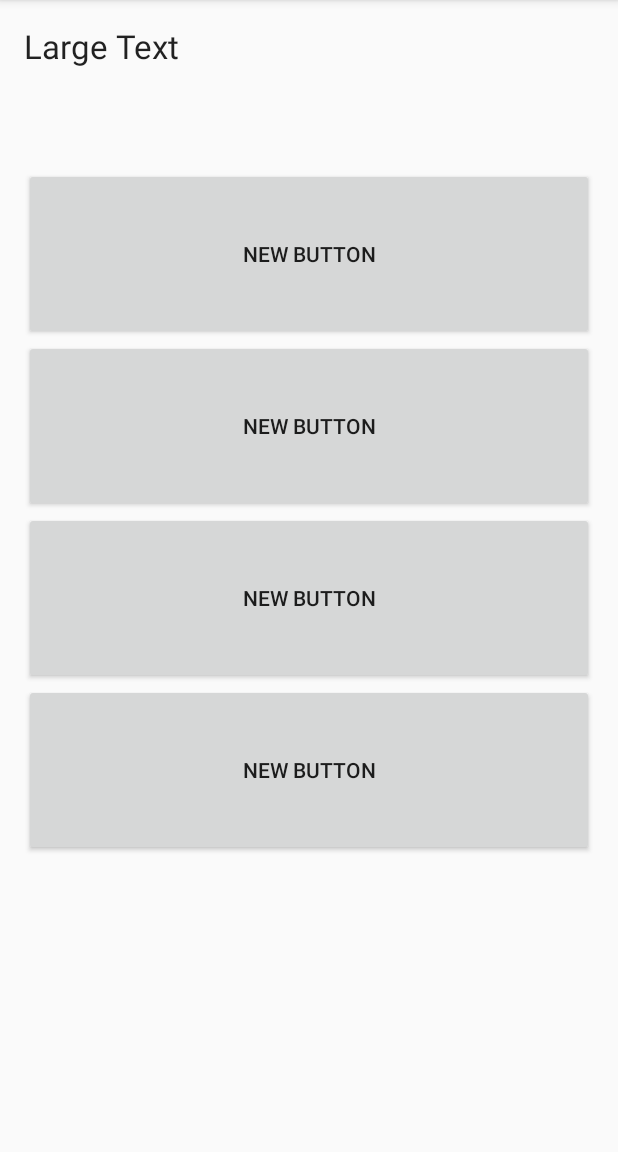
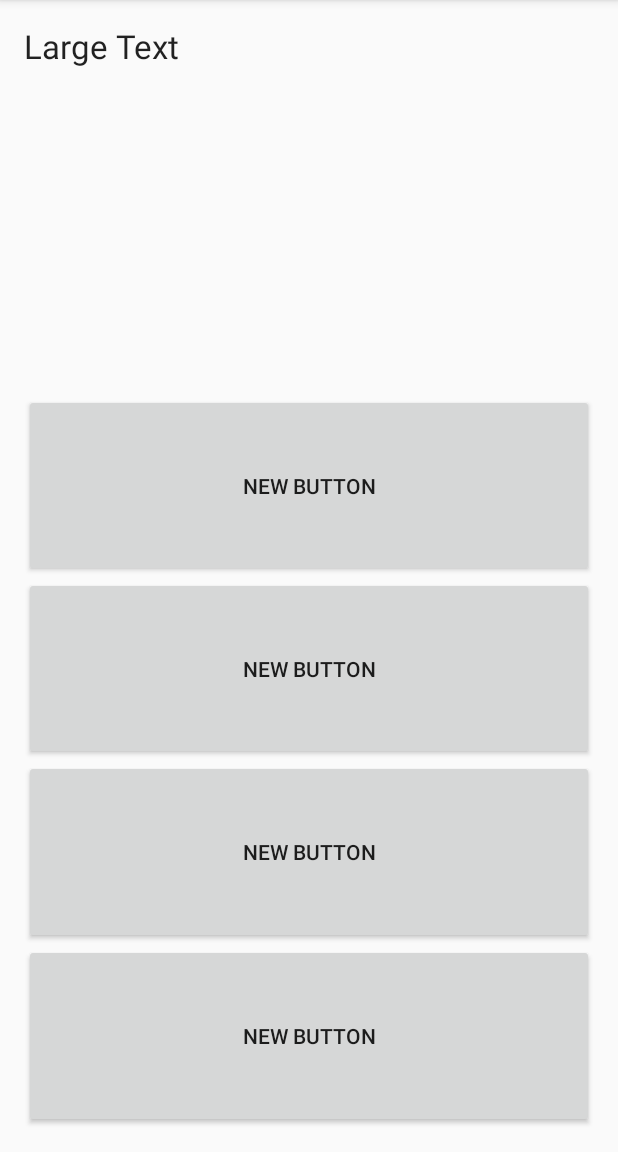
Before and after one commit to jaykumarH/JayAndroidAssignment, an Android app: the screen it shows after launch (MainActivity), on a phone screen of 412 x 824 dp, the part 84-1236 px from its top. Run offline under Robolectric (Android 15) with nearby library versions, the phone set to English and light mode, and no system bars.

Commit message:
1. UI changes

```diff
--- a/app/src/main/res/layout/activity_main.xml
+++ b/app/src/main/res/layout/activity_main.xml
@@ -25,38 +25,39 @@
             android:text="Large Text"
             android:id="@+id/txtViewQuestion"
             android:layout_gravity="center_horizontal"
-            android:layout_weight="0.13" />
+            android:layout_weight="0.4" />
 
         <Button
             android:layout_width="fill_parent"
             android:layout_height="wrap_content"
             android:text="New Button"
-            android:id="@+id/button"
+            android:id="@+id/option1"
             android:layout_gravity="center_horizontal"
-            android:layout_weight="0.13" />
+            android:layout_weight="0.15"
+            android:layout_marginTop="20dp"/>
 
         <Button
             android:layout_width="fill_parent"
             android:layout_height="wrap_content"
             android:text="New Button"
-            android:id="@+id/button2"
+            android:id="@+id/option2"
             android:layout_gravity="center_horizontal"
-            android:layout_weight="0.13" />
+            android:layout_weight="0.15" />
 
         <Button
             android:layout_width="fill_parent"
             android:layout_height="wrap_content"
             android:text="New Button"
-            android:id="@+id/button3"
+            android:id="@+id/option3"
             android:layout_gravity="center_horizontal"
-            android:layout_weight="0.13" />
+            android:layout_weight="0.15" />
 
         <Button
             android:layout_width="fill_parent"
             android:layout_height="wrap_content"
             android:text="New Button"
-            android:id="@+id/button4"
-            android:layout_weight="0.13" />
+            android:id="@+id/option4"
+            android:layout_weight="0.15" />
 
     </LinearLayout>
 </RelativeLayout>
```
